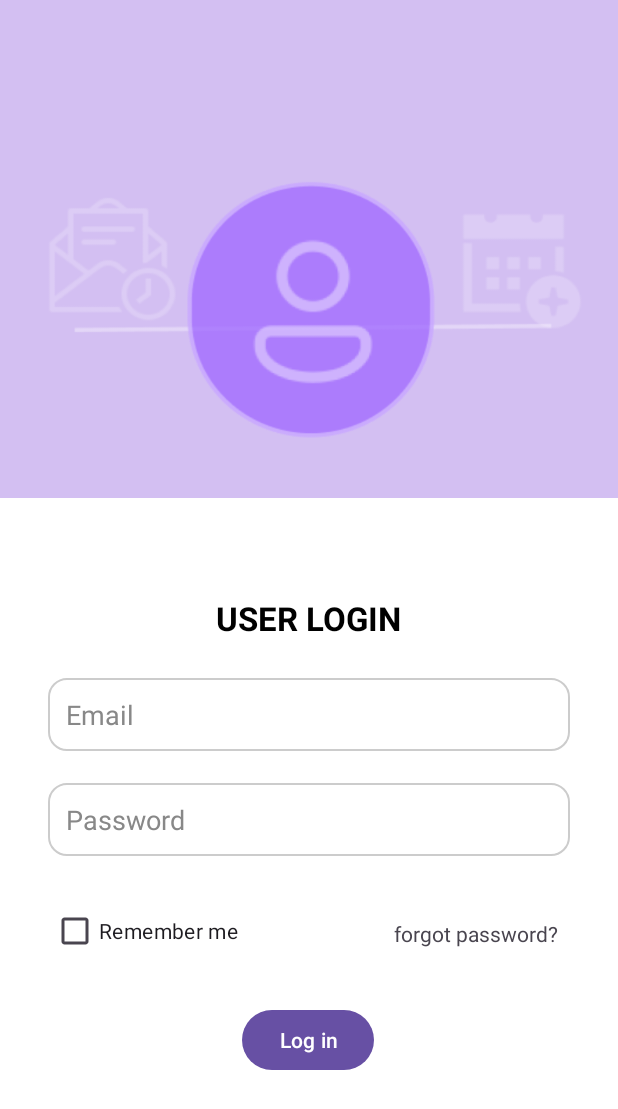
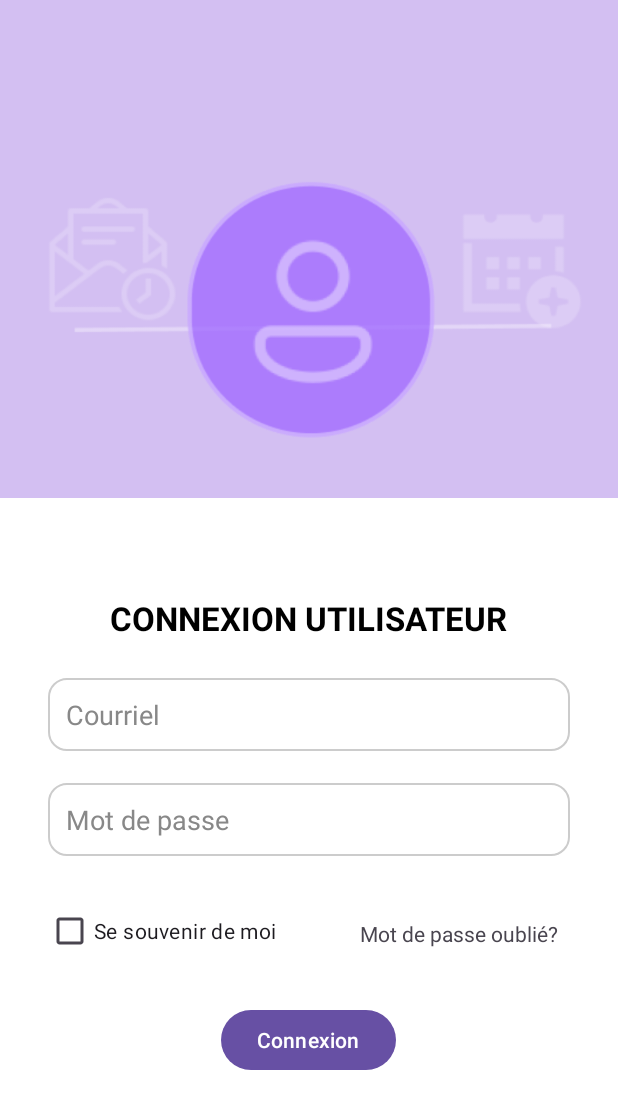
Before and after one commit to GnimGregoireDAO/Invite-Me, an Android app: the screen it shows after launch (MainActivity), on a phone screen of 412 x 824 dp. Shown: the top 1109 px of the screen. Run offline under Robolectric (Android 15) with nearby library versions, the phone set to English and light mode, and no system bars; 1 statement that could not run was skipped.

Commit message:
internationnalisation page login

```diff
--- a/app/src/main/res/layout/activity_main.xml
+++ b/app/src/main/res/layout/activity_main.xml
@@ -24,10 +24,10 @@
     <!-- Remember me -->
 
     <TextView
-        android:id="@+id/loginTitle"
+        android:id="@+id/login_title"
         android:layout_width="wrap_content"
         android:layout_height="wrap_content"
-        android:text="USER LOGIN"
+        android:text="CONNEXION UTILISATEUR"
         android:textColor="#000000"
         android:textSize="22sp"
         android:textStyle="bold"
@@ -38,13 +38,13 @@
         app:layout_constraintTop_toTopOf="@+id/frameLayout2" />
 
     <EditText
-        android:id="@+id/emailEditText"
+        android:id="@+id/Email_login"
         android:layout_width="0dp"
         android:layout_height="wrap_content"
         android:layout_marginStart="32dp"
         android:layout_marginEnd="32dp"
         android:background="@drawable/rouned_texttile"
-        android:hint="Email"
+        android:hint="Courriel"
         android:padding="12dp"
         android:textColor="#000000"
         android:textColorHint="#888888"
@@ -52,17 +52,17 @@
         app:layout_constraintEnd_toEndOf="parent"
         app:layout_constraintHorizontal_bias="0.0"
         app:layout_constraintStart_toStartOf="parent"
-        app:layout_constraintTop_toBottomOf="@+id/loginTitle"
+        app:layout_constraintTop_toBottomOf="@+id/login_title"
         app:layout_constraintVertical_bias="0.072" />
 
     <EditText
-        android:id="@+id/passwordEditText"
+        android:id="@+id/password_login"
         android:layout_width="0dp"
         android:layout_height="wrap_content"
         android:layout_marginStart="32dp"
         android:layout_marginEnd="32dp"
         android:background="@drawable/rouned_texttile"
-        android:hint="Password"
+        android:hint="Mot de passe"
         android:inputType="textPassword"
         android:padding="12dp"
         android:textColor="#000000"
@@ -71,42 +71,42 @@
         app:layout_constraintEnd_toEndOf="parent"
         app:layout_constraintHorizontal_bias="0.0"
         app:layout_constraintStart_toStartOf="parent"
-        app:layout_constraintTop_toBottomOf="@+id/emailEditText"
+        app:layout_constraintTop_toBottomOf="@+id/Email_login"
         app:layout_constraintVertical_bias="0.077" />
 
     <CheckBox
-        android:id="@+id/rememberCheckBox"
+        android:id="@+id/remember_checkbox"
         android:layout_width="wrap_content"
         android:layout_height="wrap_content"
-        android:text="Remember me"
+        android:text="Se souvenir de moi"
         app:layout_constraintBottom_toBottomOf="parent"
         app:layout_constraintEnd_toEndOf="parent"
         app:layout_constraintHorizontal_bias="0.119"
         app:layout_constraintStart_toStartOf="parent"
-        app:layout_constraintTop_toBottomOf="@+id/passwordEditText"
+        app:layout_constraintTop_toBottomOf="@+id/password_login"
         app:layout_constraintVertical_bias="0.126" />
 
     <Button
         android:id="@+id/login_button"
         android:layout_width="wrap_content"
         android:layout_height="wrap_content"
-        android:text="Log in"
+        android:text="Connexion"
         app:layout_constraintBottom_toBottomOf="parent"
         app:layout_constraintEnd_toEndOf="parent"
         app:layout_constraintHorizontal_bias="0.498"
         app:layout_constraintStart_toStartOf="parent"
-        app:layout_constraintTop_toBottomOf="@+id/passwordEditText"
+        app:layout_constraintTop_toBottomOf="@+id/password_login"
         app:layout_constraintVertical_bias="0.481" />
 
     <TextView
-        android:id="@+id/Forgot_password"
+        android:id="@+id/forgot_password_button"
         android:layout_width="wrap_content"
         android:layout_height="wrap_content"
         android:layout_marginEnd="40dp"
-        android:text="forgot password?"
+        android:text="Mot de passe oublié?"
         app:layout_constraintBottom_toBottomOf="parent"
         app:layout_constraintEnd_toEndOf="parent"
-        app:layout_constraintTop_toBottomOf="@+id/passwordEditText"
+        app:layout_constraintTop_toBottomOf="@+id/password_login"
         app:layout_constraintVertical_bias="0.179" />
 
     <FrameLayout
--- a/app/src/main/res/values/strings.xml
+++ b/app/src/main/res/values/strings.xml
@@ -28,4 +28,10 @@
     <string name="menu_home">Home</string>
     <string name="menu_gallery">Gallery</string>
     <string name="menu_slideshow">Slideshow</string>
+    <string name="login_title">CONNEXION UTILISATEUR</string>
+    <string name="Email_login">Courriel</string>
+    <string name="password_login">Mot de passe</string>
+    <string name="remember_checkbox">Se souvenir de moi</string>
+    <string name="forgot_password_button">Mot de passe oublié?</string>
+    <string name="login_button">Connexion</string>
 </resources>
```
Also changed, not shown: app/src/main/res/drawable/user_icon.png (deleted), 2 other files.
